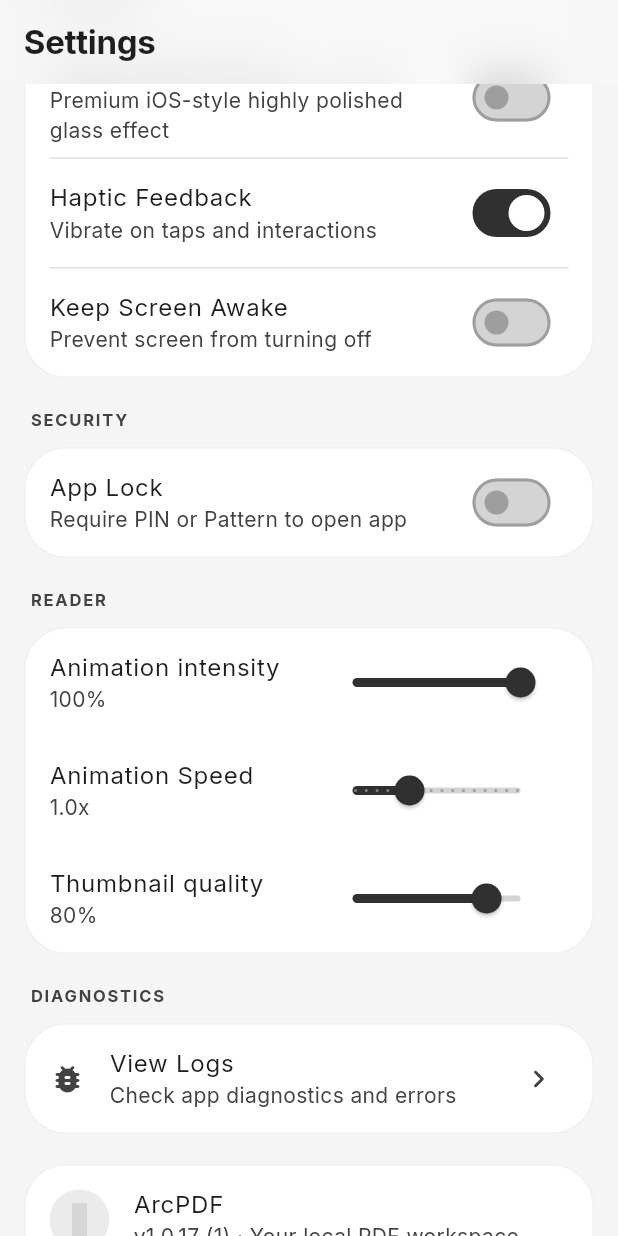
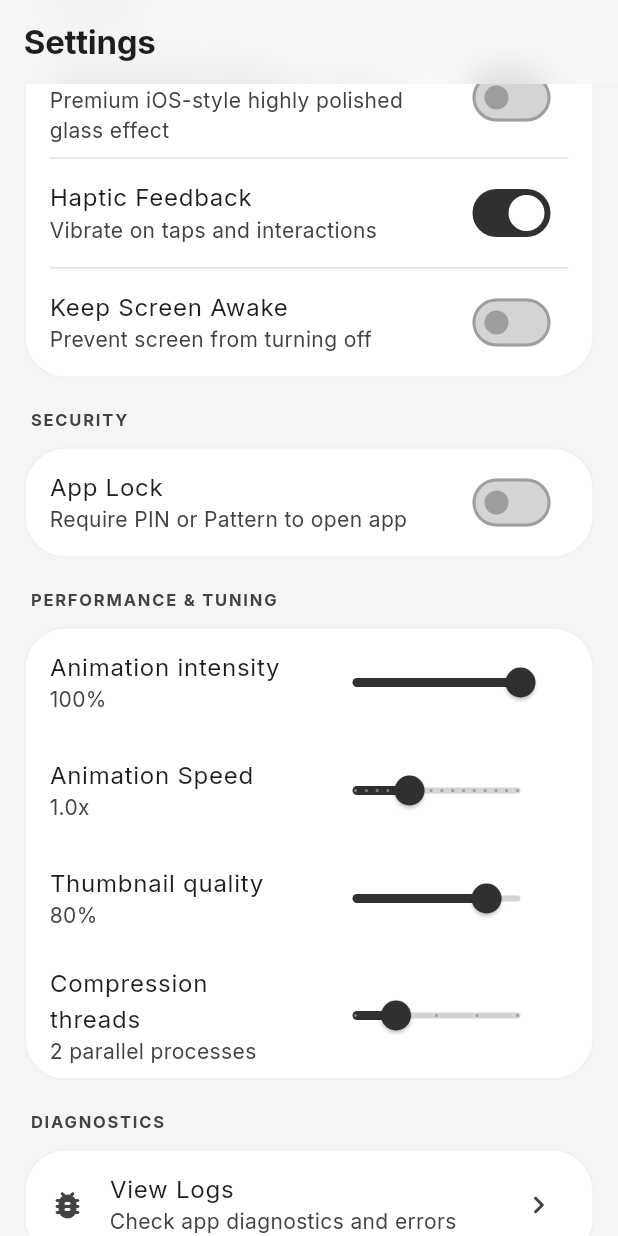
Before and after one commit to MuguDEV/ArcPDF, a Flutter app: the SettingsScreen widget shown alone on an empty page, opened directly, scrolled down 576 dp, on a phone screen of 412 x 824 dp. Run offline on Flutter 3.47's test engine with Material 3 defaults, Android fonts, the phone set to English and light mode, and no system bars; drawn by our look-alikes of flutter_animate; our stand-ins replace file_picker, flutter_riverpod, flutter_secure_storage, google_fonts, hive, hive_flutter and 11 more; missing offline and left inert: encrypt, external_path, flutter_displaymode, pattern_lock, pdfrx, receive_sharing_intent and 1 more; accounts and stored records are empty; statements that could not run were skipped; grey boxes are pictures that could not be loaded.

Commit message:
feat: parallel multi-threaded PDF compression
* Introduced a new `compressionThreads` setting allowing the user to dial the parallel isolate processes from 1 up to 5.
* Refactored `ToolsService.compressPdf` to dispatch JPG encodings to parallel background isolates (`Isolate.run`), awaited in batches via `Future.wait`.
* Guaranteed exactly-ordered page output by allocating a `List.filled()` mapping rather than an asynchronously constructed list, meeting user requirements strictly.

```diff
--- a/lib/src/features/settings/settings_screen.dart
+++ b/lib/src/features/settings/settings_screen.dart
@@ -235,8 +235,8 @@ class _SettingsScreenState extends ConsumerState<SettingsScreen> {
 
               const SizedBox(height: 20),
 
-              // ── Reader ───────────────────────────────────────
-              const _SectionHeader(label: 'Reader').animate(delay: 160.ms).fadeIn(duration: 260.ms),
+              // ── Performance & Tuning ──────────────────────────
+              const _SectionHeader(label: 'Performance & Tuning').animate(delay: 160.ms).fadeIn(duration: 260.ms),
               const SizedBox(height: 8),
 
               _SettingsCard(
@@ -280,6 +280,20 @@ class _SettingsScreenState extends ConsumerState<SettingsScreen> {
                           min: 0.01,
                           max: 1.0,
                           onChanged: ctrl.setThumbnailQuality,
+                        ),
+                      ),
+                    ),
+                    ListTile(
+                      title: const Text('Compression threads'),
+                      subtitle: Text('${settings.compressionThreads} parallel processes'),
+                      trailing: SizedBox(
+                        width: 160,
+                        child: Slider.adaptive(
+                          value: settings.compressionThreads.toDouble(),
+                          min: 1.0,
+                          max: 5.0,
+                          divisions: 4,
+                          onChanged: (v) => ctrl.setCompressionThreads(v.toInt()),
                         ),
                       ),
                     ),
--- a/lib/src/features/tools/tools_screen.dart
+++ b/lib/src/features/tools/tools_screen.dart
@@ -165,7 +165,8 @@ class ToolsScreen extends ConsumerWidget {
       final dir = await ToolsDirectoryUtil.getDefaultOutputDirectory();
       final outputPath = p.join(dir, 'Compressed_${DateTime.now().millisecondsSinceEpoch}.pdf');
 
-      final successPath = await ToolsService.compressPdf(inputPath, outputPath, quality: quality);
+      final threads = ref.read(settingsControllerProvider).compressionThreads;
+      final successPath = await ToolsService.compressPdf(inputPath, outputPath, quality: quality, maxThreads: threads);
 
       if (!context.mounted) return;
       Navigator.of(context).pop(); // hide loading
```
Also changed, not shown: lib/src/features/settings/settings_controller.dart (+11 -0 lines), lib/src/features/tools/tools_service.dart (+33 -15 lines), 1 other file.
